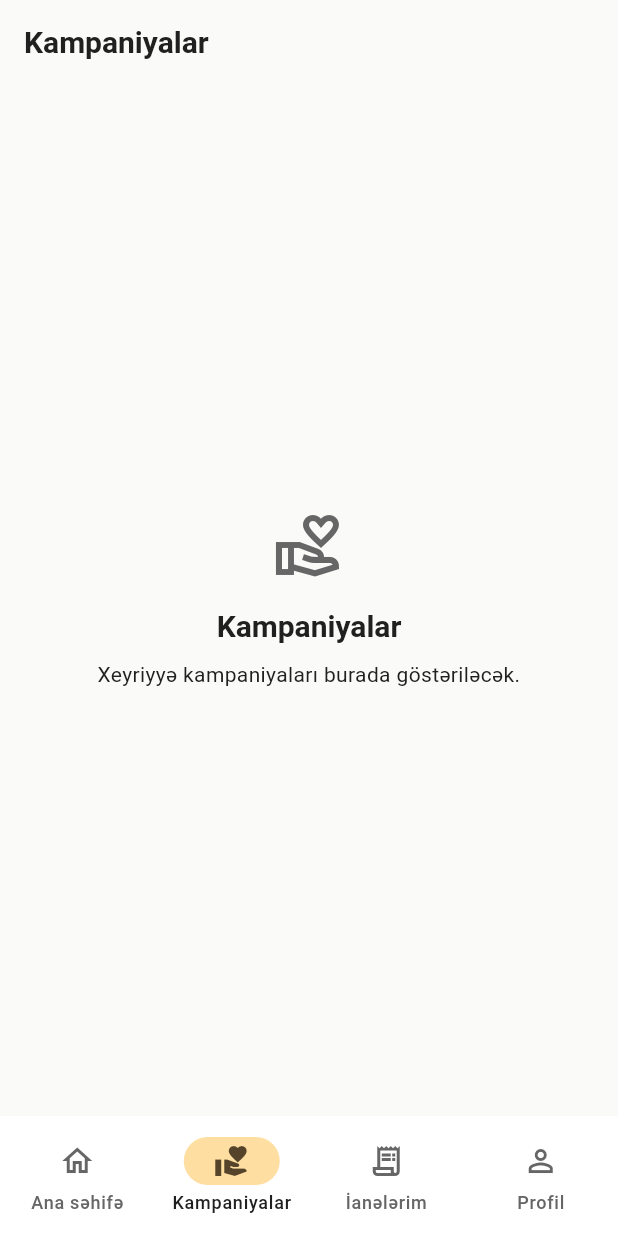
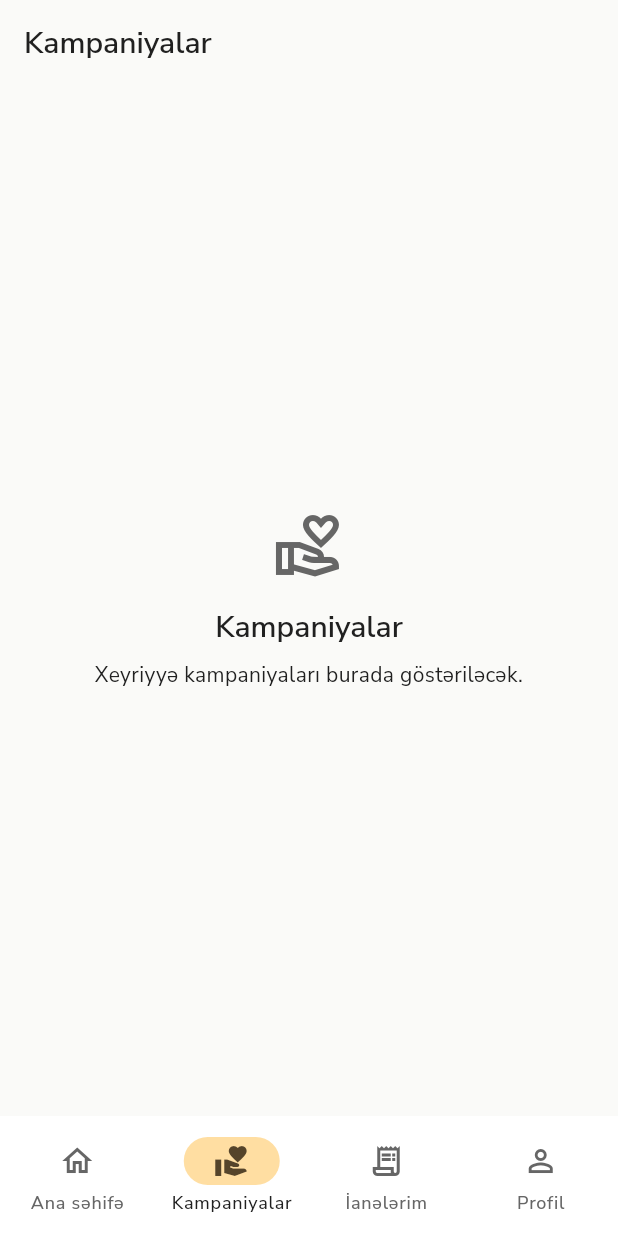
Before and after one commit to HuseynovNihad/dayaq, a Flutter app: the screen it shows after launch, after a tap on "Kampaniyalara bax", on a phone screen of 412 x 824 dp. Run offline on Flutter 3.47's test engine with Material 3 defaults, Android fonts, the phone set to English and light mode, and no system bars; our stand-ins replace dio, equatable, flutter_bloc, get_it, go_router.

Commit message:
feat: finalize core setup with feature DI, API config, assets, Nunito Sans typography and context extensions

```diff
--- a/lib/core/config/app_config.dart
+++ b/lib/core/config/app_config.dart
@@ -1,10 +1,15 @@
 class AppConfig {
   const AppConfig({required this.apiBaseUrl});
-  factory AppConfig.fromEnvironment() =>
-      const AppConfig(apiBaseUrl: String.fromEnvironment('API_BASE_URL'));
+
+  factory AppConfig.fromEnvironment() {
+    return const AppConfig(apiBaseUrl: 'https://konullu.dayaq.az/');
+  }
+
   final String apiBaseUrl;
+
   bool get hasApiUrl {
     final uri = Uri.tryParse(apiBaseUrl);
+
     return uri != null &&
         (uri.scheme == 'https' || uri.scheme == 'http') &&
         uri.host.isNotEmpty;
--- /dev/null
+++ b/lib/core/constants/app_assets.dart
@@ -0,0 +1,3 @@
+abstract final class AppAssets {
+  static const logo = 'assets/images/dayaq_logo_png.png';
+}
--- /dev/null
+++ b/lib/core/constants/app_fonts.dart
@@ -0,0 +1,3 @@
+abstract final class AppFonts {
+  static const primary = 'NunitoSans';
+}
--- a/lib/core/di/injection.dart
+++ b/lib/core/di/injection.dart
@@ -1,17 +1,31 @@
 import 'package:dio/dio.dart';
 import 'package:get_it/get_it.dart';
 
+import '../../features/auth/di/auth_injection.dart';
+import '../../features/campaigns/di/campaigns_injection.dart';
+import '../../features/donations/di/donations_injection.dart';
+import '../../features/home/di/home_injection.dart';
+import '../../features/profile/di/profile_injection.dart';
 import '../config/app_config.dart';
 import '../network/dio_factory.dart';
 
 final sl = GetIt.instance;
 
 void configureDependencies({AppConfig? config}) {
+  _registerCoreDependencies(config);
+
+  registerAuthDependencies(sl);
+  registerHomeDependencies(sl);
+  registerCampaignsDependencies(sl);
+  registerDonationsDependencies(sl);
+  registerProfileDependencies(sl);
+}
+
+void _registerCoreDependencies(AppConfig? config) {
   sl.registerSingleton<AppConfig>(config ?? AppConfig.fromEnvironment());
+
   sl.registerLazySingleton<Dio>(
     () => createDio(sl<AppConfig>()),
     dispose: (dio) => dio.close(force: true),
   );
-  // Register datasources, repository interfaces, use cases, then Bloc factories here.
-  // Route-scoped Blocs belong to BlocProvider, which closes them on disposal.
 }
--- /dev/null
+++ b/lib/core/extensions/context_extensions.dart
@@ -0,0 +1,9 @@
+import 'package:flutter/material.dart';
+
+extension AppContextExtensions on BuildContext {
+  ThemeData get theme => Theme.of(this);
+
+  TextTheme get textTheme => theme.textTheme;
+
+  ColorScheme get colorScheme => theme.colorScheme;
+}
--- a/lib/core/theme/app_theme.dart
+++ b/lib/core/theme/app_theme.dart
@@ -1,5 +1,6 @@
 import 'package:flutter/material.dart';
 
+import '../constants/app_fonts.dart';
 import 'app_colors.dart';
 import 'app_radius.dart';
 import 'app_typography.dart';
@@ -9,10 +10,12 @@ abstract final class AppTheme {
     final shape = RoundedRectangleBorder(
       borderRadius: BorderRadius.circular(AppRadius.md),
     );
+
     final border = OutlineInputBorder(
       borderRadius: BorderRadius.circular(AppRadius.md),
       borderSide: const BorderSide(color: AppColors.border),
     );
+
     final scheme = ColorScheme.fromSeed(seedColor: AppColors.primary).copyWith(
       primary: AppColors.primary,
       onPrimary: AppColors.onPrimary,
@@ -24,11 +27,14 @@ abstract final class AppTheme {
       outline: AppColors.border,
       error: AppColors.error,
     );
+
     return ThemeData(
       useMaterial3: true,
+      fontFamily: AppFonts.primary,
       colorScheme: scheme,
       scaffoldBackgroundColor: AppColors.background,
       textTheme: AppTypography.textTheme.apply(
+        fontFamily: AppFonts.primary,
         bodyColor: AppColors.textPrimary,
         displayColor: AppColors.textPrimary,
       ),
--- a/lib/core/theme/app_typography.dart
+++ b/lib/core/theme/app_typography.dart
@@ -3,7 +3,6 @@ import 'package:flutter/material.dart';
 import 'app_colors.dart';
 
 abstract final class AppTypography {
-  // Use platform fonts until licensed brand font assets are supplied.
   static const textTheme = TextTheme(
     headlineLarge: TextStyle(
       fontSize: 32,
@@ -30,11 +29,20 @@ abstract final class AppTypography {
       height: 1.4,
       fontWeight: FontWeight.w600,
     ),
-    bodyLarge: TextStyle(fontSize: 16, height: 1.5),
-    bodyMedium: TextStyle(fontSize: 14, height: 1.5),
+    bodyLarge: TextStyle(
+      fontSize: 16,
+      height: 1.5,
+      fontWeight: FontWeight.w400,
+    ),
+    bodyMedium: TextStyle(
+      fontSize: 14,
+      height: 1.5,
+      fontWeight: FontWeight.w400,
+    ),
     bodySmall: TextStyle(
       fontSize: 12,
       height: 1.5,
+      fontWeight: FontWeight.w400,
       color: AppColors.textSecondary,
     ),
     labelLarge: TextStyle(
--- /dev/null
+++ b/lib/features/auth/di/auth_injection.dart
@@ -0,0 +1,5 @@
+import 'package:get_it/get_it.dart';
+
+void registerAuthDependencies(GetIt sl) {
+  // Auth datasource, repository, use case və Bloc burada qeydiyyata alınacaq.
+}
--- /dev/null
+++ b/lib/features/campaigns/di/campaigns_injection.dart
@@ -0,0 +1,5 @@
+import 'package:get_it/get_it.dart';
+
+void registerCampaignsDependencies(GetIt sl) {
+  // Campaigns datasource, repository, use case və Bloc qeydiyyatları.
+}
--- /dev/null
+++ b/lib/features/donations/di/donations_injection.dart
@@ -0,0 +1,5 @@
+import 'package:get_it/get_it.dart';
+
+void registerDonationsDependencies(GetIt sl) {
+  // Donations datasource, repository, use case və Bloc qeydiyyatları.
+}
--- /dev/null
+++ b/lib/features/home/di/home_injection.dart
@@ -0,0 +1,5 @@
+import 'package:get_it/get_it.dart';
+
+void registerHomeDependencies(GetIt sl) {
+  // Home datasource, repository, use case və Bloc qeydiyyatları.
+}
--- /dev/null
+++ b/lib/features/profile/di/profile_injection.dart
@@ -0,0 +1,5 @@
+import 'package:get_it/get_it.dart';
+
+void registerProfileDependencies(GetIt sl) {
+  // Profile datasource, repository, use case və Bloc qeydiyyatları.
+}
```
Also changed, not shown: pubspec.yaml (+14 -1 lines), assets/fonts/NunitoSans-Italic.ttf (added), assets/fonts/NunitoSans-Regular.ttf (added), assets/images/dayaq_logo_png.png (added), 2 other files.
